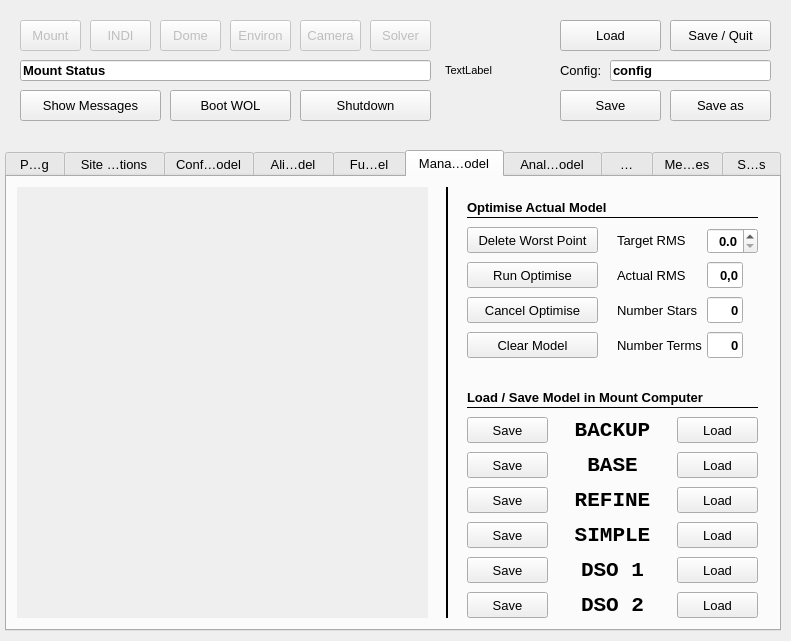
Old version of the form mountwizzard/gui/wizzard_main_ui.ui in the repository sayitfast/MountWizzard3.
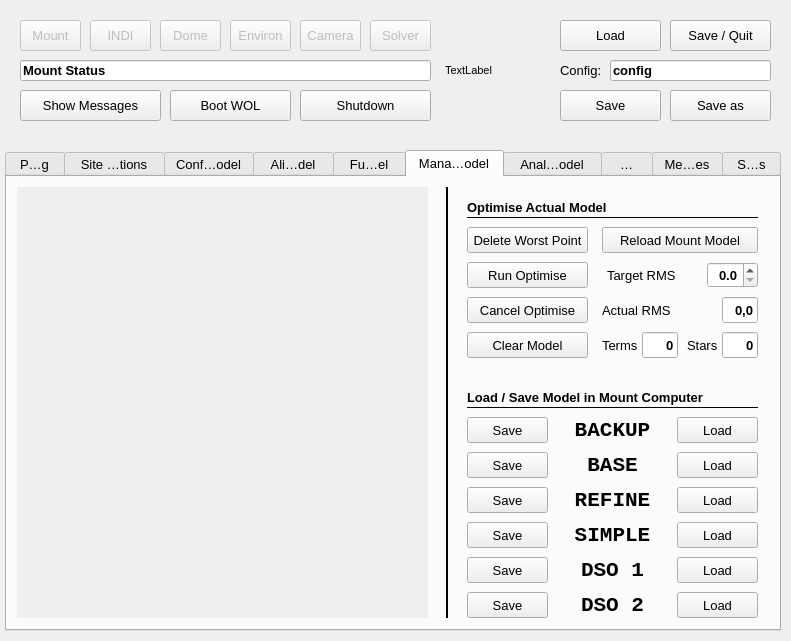
New version of the form.

Commit message: adding reload mount model

```diff
--- a/mountwizzard/gui/wizzard_main_ui.ui
+++ b/mountwizzard/gui/wizzard_main_ui.ui
@@ -7443,8 +7443,8 @@
     <widget class="QLabel" name="label_37">
      <property name="geometry">
       <rect>
-       <x>610</x>
-       <y>50</y>
+       <x>600</x>
+       <y>85</y>
        <width>71</width>
        <height>26</height>
       </rect>
@@ -7463,7 +7463,7 @@
       <rect>
        <x>460</x>
        <y>85</y>
-       <width>131</width>
+       <width>121</width>
        <height>26</height>
       </rect>
      </property>
@@ -7478,7 +7478,7 @@
      <property name="geometry">
       <rect>
        <x>700</x>
-       <y>51</y>
+       <y>85</y>
        <width>51</width>
        <height>26</height>
       </rect>
@@ -7588,7 +7588,7 @@
       <rect>
        <x>460</x>
        <y>50</y>
-       <width>131</width>
+       <width>121</width>
        <height>26</height>
       </rect>
      </property>
@@ -7973,7 +7973,7 @@
       <rect>
        <x>460</x>
        <y>120</y>
-       <width>131</width>
+       <width>121</width>
        <height>26</height>
       </rect>
      </property>
@@ -7987,8 +7987,8 @@
     <widget class="QLineEdit" name="le_alignErrorRMS2">
      <property name="geometry">
       <rect>
-       <x>700</x>
-       <y>85</y>
+       <x>715</x>
+       <y>120</y>
        <width>36</width>
        <height>26</height>
       </rect>
@@ -8029,8 +8029,8 @@
     <widget class="QLabel" name="label_75">
      <property name="geometry">
       <rect>
-       <x>610</x>
-       <y>85</y>
+       <x>595</x>
+       <y>120</y>
        <width>71</width>
        <height>26</height>
       </rect>
@@ -8049,7 +8049,7 @@
       <rect>
        <x>460</x>
        <y>155</y>
-       <width>131</width>
+       <width>121</width>
        <height>26</height>
       </rect>
      </property>
@@ -8063,8 +8063,8 @@
     <widget class="QLineEdit" name="le_alignNumberStars2">
      <property name="geometry">
       <rect>
-       <x>700</x>
-       <y>120</y>
+       <x>715</x>
+       <y>155</y>
        <width>36</width>
        <height>26</height>
       </rect>
@@ -8105,9 +8105,9 @@
     <widget class="QLabel" name="label_76">
      <property name="geometry">
       <rect>
-       <x>610</x>
-       <y>120</y>
-       <width>81</width>
+       <x>680</x>
+       <y>155</y>
+       <width>36</width>
        <height>26</height>
       </rect>
      </property>
@@ -8117,13 +8117,13 @@
       </font>
      </property>
      <property name="text">
-      <string>Number Stars</string>
+      <string>Stars</string>
      </property>
     </widget>
     <widget class="QLineEdit" name="le_alignNumberTerms2">
      <property name="geometry">
       <rect>
-       <x>700</x>
+       <x>635</x>
        <y>155</y>
        <width>36</width>
        <height>26</height>
@@ -8165,9 +8165,9 @@
     <widget class="QLabel" name="label_209">
      <property name="geometry">
       <rect>
-       <x>610</x>
+       <x>595</x>
        <y>155</y>
-       <width>86</width>
+       <width>41</width>
        <height>26</height>
       </rect>
      </property>
@@ -8177,7 +8177,23 @@
       </font>
      </property>
      <property name="text">
-      <string>Number Terms</string>
+      <string>Terms</string>
+     </property>
+    </widget>
+    <widget class="QPushButton" name="btn_reloadAlignmentModel">
+     <property name="geometry">
+      <rect>
+       <x>595</x>
+       <y>50</y>
+       <width>156</width>
+       <height>26</height>
+      </rect>
+     </property>
+     <property name="toolTip">
+      <string>&lt;html&gt;&lt;head/&gt;&lt;body&gt;&lt;p&gt;Clear the alignment model in mount. Can't be revised.&lt;/p&gt;&lt;/body&gt;&lt;/html&gt;</string>
+     </property>
+     <property name="text">
+      <string>Reload Mount Model</string>
      </property>
     </widget>
     <zorder>line_18</zorder>
```
Left out of the diff: 11 changed lines with no effect on the pictures. The commit also changes 3 other files.
